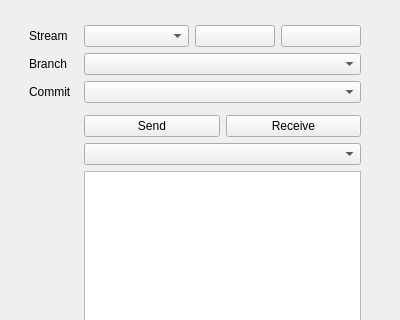
The window that qt_ui/ui/mainWindow_main.ui (specklesystems/specklepy_qt_ui) describes before a commit, drawn with Qt 5; both pictures show x 0 to 400 and y 0 to 320 of the 400 by 600 pixel window.
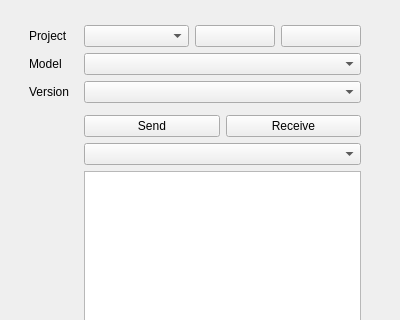
The same window after the commit.

Diff of the .ui file:
```diff
--- a/qt_ui/ui/mainWindow_main.ui
+++ b/qt_ui/ui/mainWindow_main.ui
@@ -43,7 +43,7 @@
         <item row="1" column="0">
          <widget class="QLabel" name="streamListLabel">
           <property name="text">
-           <string>Stream</string>
+           <string>Project</string>
           </property>
          </widget>
         </item>
@@ -83,7 +83,7 @@
         <item row="2" column="0">
          <widget class="QLabel" name="streamBranchLabel">
           <property name="text">
-           <string>Branch</string>
+           <string>Model</string>
           </property>
          </widget>
         </item>
@@ -93,7 +93,7 @@
         <item row="3" column="0">
          <widget class="QLabel" name="commitLabel">
           <property name="text">
-           <string>Commit</string>
+           <string>Version</string>
           </property>
          </widget>
         </item>
```
